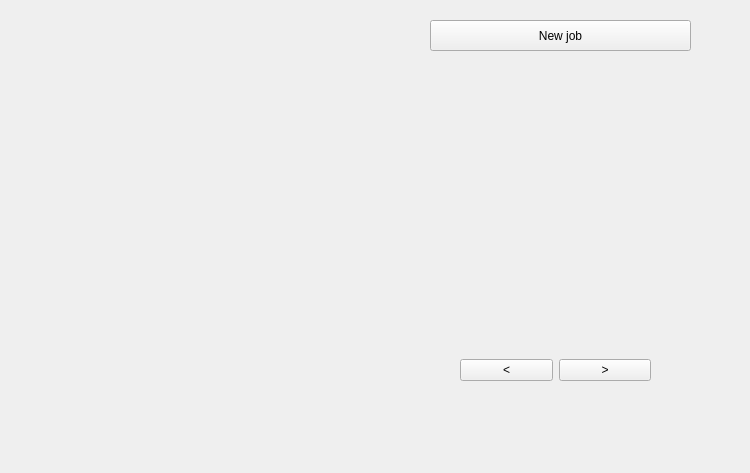
Qt form viewjobs_company.ui (KNajjary/LinkedIn) before a commit.
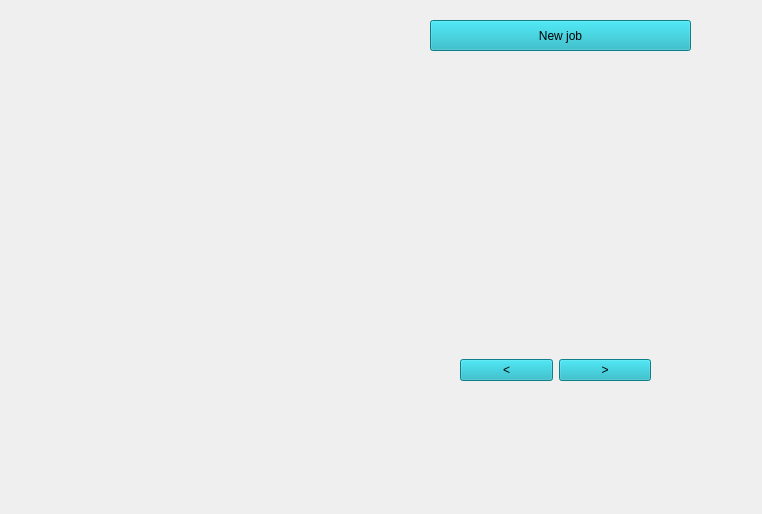
The same form after that commit.

```diff
--- a/viewjobs_company.ui
+++ b/viewjobs_company.ui
@@ -6,8 +6,8 @@
    <rect>
     <x>0</x>
     <y>0</y>
-    <width>750</width>
-    <height>473</height>
+    <width>762</width>
+    <height>514</height>
    </rect>
   </property>
   <property name="windowTitle">
@@ -22,6 +22,10 @@
      <height>31</height>
     </rect>
    </property>
+   <property name="styleSheet">
+    <string notr="true">background-color: rgb(20,176,191);
+</string>
+   </property>
    <property name="text">
     <string>New job</string>
    </property>
@@ -31,7 +35,7 @@
     <rect>
      <x>380</x>
      <y>150</y>
-     <width>351</width>
+     <width>371</width>
      <height>151</height>
     </rect>
    </property>
@@ -42,10 +46,10 @@
   <widget class="QStackedWidget" name="stackedWidget_applys">
    <property name="geometry">
     <rect>
-     <x>10</x>
+     <x>0</x>
      <y>10</y>
-     <width>361</width>
-     <height>441</height>
+     <width>371</width>
+     <height>480</height>
     </rect>
    </property>
   </widget>
@@ -61,6 +65,10 @@
    <layout class="QHBoxLayout" name="horizontalLayout">
     <item>
      <widget class="QPushButton" name="pushButton_prevJob">
+      <property name="styleSheet">
+       <string notr="true">background-color: rgb(20,176,191);
+</string>
+      </property>
       <property name="text">
        <string>&lt;</string>
       </property>
@@ -68,6 +76,10 @@
     </item>
     <item>
      <widget class="QPushButton" name="pushButton_nextJob">
+      <property name="styleSheet">
+       <string notr="true">background-color: rgb(20,176,191);
+</string>
+      </property>
       <property name="text">
        <string>&gt;</string>
       </property>
```
